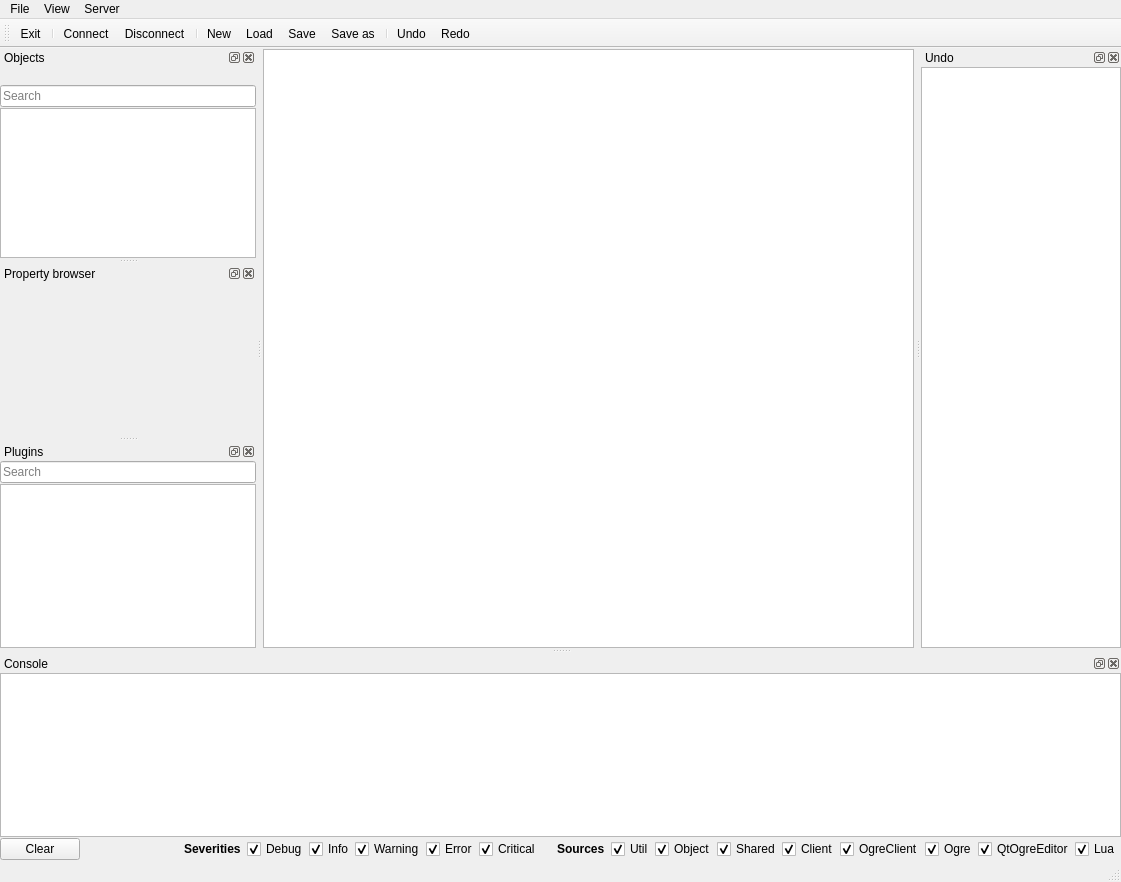
Before: the Qt Designer form QtOgreEditor/qt/MainWindow.ui in Gohla/Diversia, drawn with Qt 5.
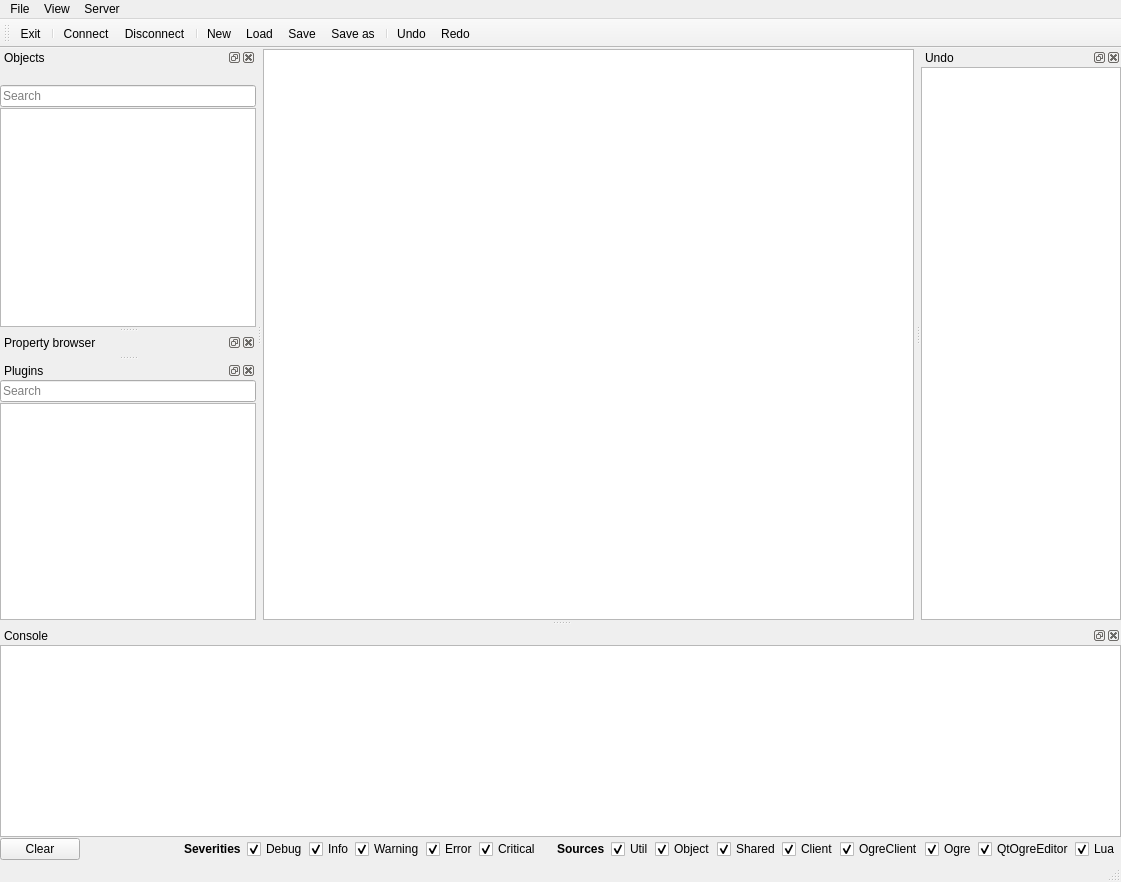
After: the same form once the commit is applied. Icons and pictures are not drawn. Custom widgets are drawn as their Qt base class.

Commit message: Removed minimum size constrains for dock widgets. Added object creation/destruction undo/redo.

Diff of the .ui file:
```diff
--- a/QtOgreEditor/qt/MainWindow.ui
+++ b/QtOgreEditor/qt/MainWindow.ui
@@ -149,12 +149,6 @@
      <verstretch>3</verstretch>
     </sizepolicy>
    </property>
-   <property name="minimumSize">
-    <size>
-     <width>220</width>
-     <height>206</height>
-    </size>
-   </property>
    <property name="maximumSize">
     <size>
      <width>440</width>
@@ -190,12 +184,6 @@
      </item>
      <item row="2" column="0">
       <widget class="Diversia::QtOgreEditor::ObjectTreeView" name="treeViewObjects">
-       <property name="minimumSize">
-        <size>
-         <width>220</width>
-         <height>150</height>
-        </size>
-       </property>
        <property name="maximumSize">
         <size>
          <width>440</width>
@@ -241,12 +229,6 @@
      <verstretch>3</verstretch>
     </sizepolicy>
    </property>
-   <property name="minimumSize">
-    <size>
-     <width>220</width>
-     <height>172</height>
-    </size>
-   </property>
    <property name="maximumSize">
     <size>
      <width>440</width>
@@ -281,12 +263,6 @@
          <verstretch>2</verstretch>
         </sizepolicy>
        </property>
-       <property name="minimumSize">
-        <size>
-         <width>220</width>
-         <height>150</height>
-        </size>
-       </property>
        <property name="maximumSize">
         <size>
          <width>440</width>
@@ -305,12 +281,6 @@
      <verstretch>1</verstretch>
     </sizepolicy>
    </property>
-   <property name="minimumSize">
-    <size>
-     <width>220</width>
-     <height>206</height>
-    </size>
-   </property>
    <property name="maximumSize">
     <size>
      <width>440</width>
@@ -346,12 +316,6 @@
      </item>
      <item row="1" column="0">
       <widget class="Diversia::QtOgreEditor::PluginTreeView" name="treeViewPlugins">
-       <property name="minimumSize">
-        <size>
-         <width>220</width>
-         <height>150</height>
-        </size>
-       </property>
        <property name="maximumSize">
         <size>
          <width>440</width>
```
The commit also changes 6 other files.
